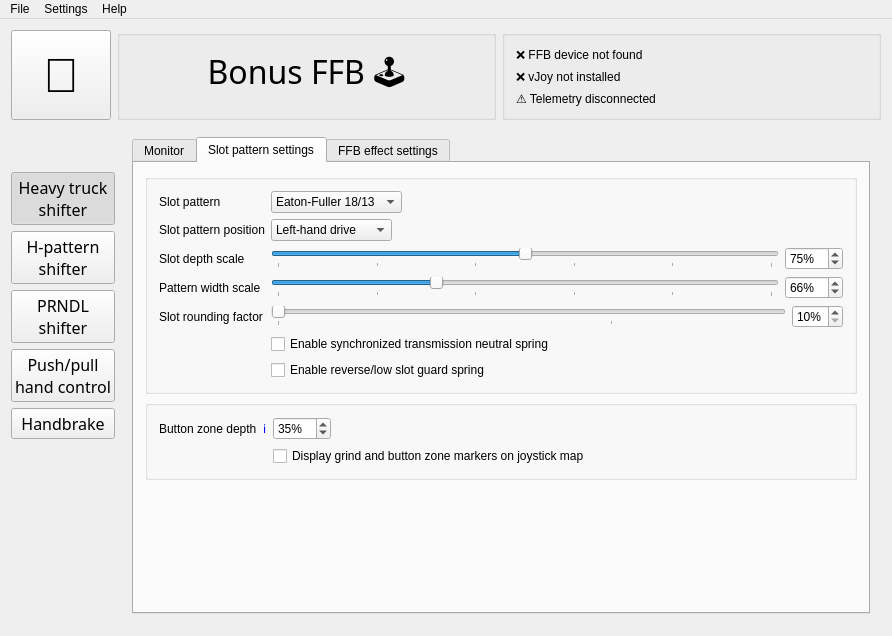
The window that BonusFFB/BonusFFB.ui (kgmonteith/BonusFFB) describes before a commit, drawn with Qt 5.
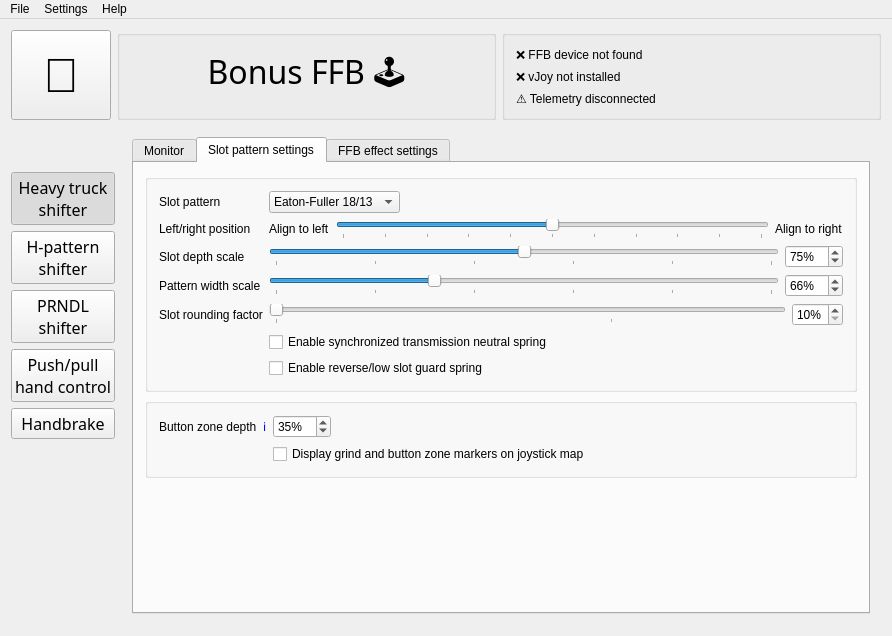
The same window after the commit. Icons and pictures are not drawn.

Commit message: Switched to slider to set left/right pattern offset

```diff
--- a/BonusFFB/BonusFFB.ui
+++ b/BonusFFB/BonusFFB.ui
@@ -630,7 +630,7 @@
                  <item>
                   <widget class="QLabel" name="label_44">
                    <property name="text">
-                    <string>Slot pattern position</string>
+                    <string>Left/right position</string>
                    </property>
                   </widget>
                  </item>
@@ -639,36 +639,40 @@
                <item row="1" column="1">
                 <layout class="QHBoxLayout" name="horizontalLayout_51">
                  <item>
-                  <widget class="QComboBox" name="heavytruck_slotPatternPositionComboBox">
-                   <item>
-                    <property name="text">
-                     <string>Left-hand drive</string>
-                    </property>
-                   </item>
-                   <item>
-                    <property name="text">
-                     <string>Centered</string>
-                    </property>
-                   </item>
-                   <item>
-                    <property name="text">
-                     <string>Right-hand drive</string>
-                    </property>
-                   </item>
+                  <widget class="QLabel" name="label_3">
+                   <property name="text">
+                    <string>Align to left</string>
+                   </property>
                   </widget>
                  </item>
                  <item>
-                  <spacer name="horizontalSpacer_3">
+                  <widget class="QSlider" name="heavytruck_slotPatternLeftOffsetSlider">
+                   <property name="maximum">
+                    <number>100</number>
+                   </property>
+                   <property name="singleStep">
+                    <number>10</number>
+                   </property>
+                   <property name="value">
+                    <number>50</number>
+                   </property>
                    <property name="orientation">
                     <enum>Qt::Orientation::Horizontal</enum>
                    </property>
-                   <property name="sizeHint" stdset="0">
-                    <size>
-                     <width>40</width>
-                     <height>20</height>
-                    </size>
+                   <property name="tickPosition">
+                    <enum>QSlider::TickPosition::TicksBelow</enum>
                    </property>
-                  </spacer>
+                   <property name="tickInterval">
+                    <number>10</number>
+                   </property>
+                  </widget>
+                 </item>
+                 <item>
+                  <widget class="QLabel" name="label_4">
+                   <property name="text">
+                    <string>Align to right</string>
+                   </property>
+                  </widget>
                  </item>
                 </layout>
                </item>
```
The commit also changes 3 other files.
